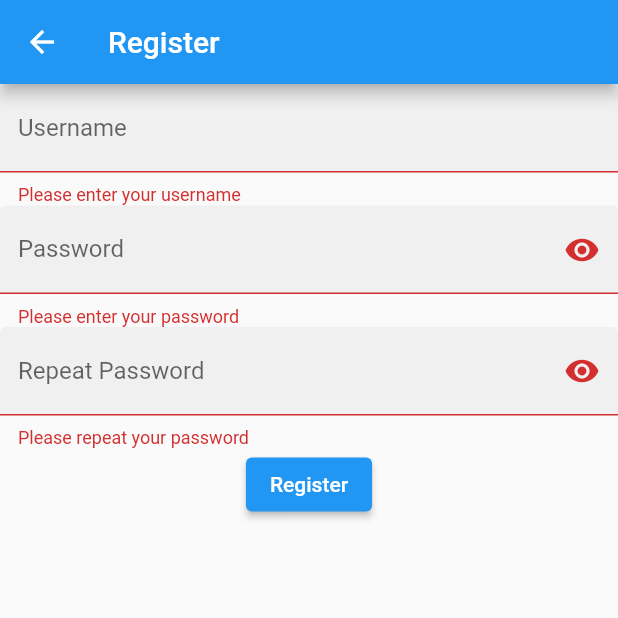
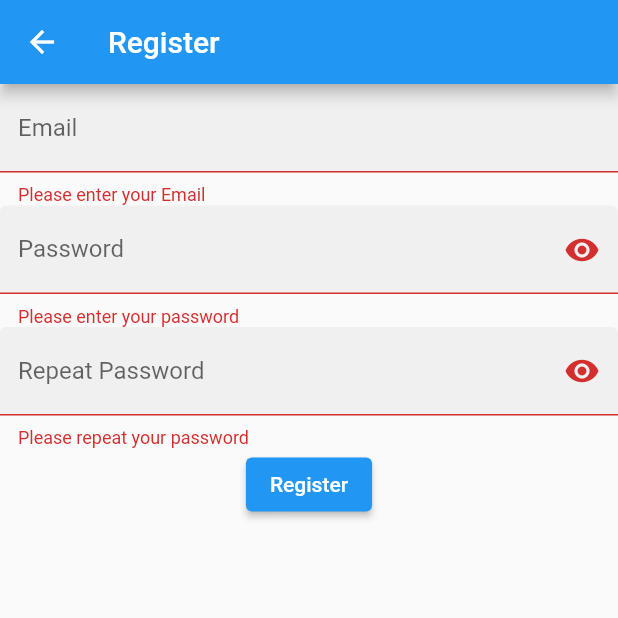
Before and after one commit to Crystalwarrior/test_app, a Flutter app: the RegisterRoute screen opened directly, after a tap on "Register", on a phone screen of 412 x 824 dp, the top half of it. Run offline on Flutter 3.47's test engine with Material 2 defaults, Android fonts, the phone set to English and light mode, and no system bars; our stand-ins replace firebase_auth, firebase_core; accounts and stored records are empty.

Commit message:
Make the Register Screen work!

```diff
--- a/lib/main.dart
+++ b/lib/main.dart
@@ -1,4 +1,5 @@
 import 'package:firebase_core/firebase_core.dart';
+import 'package:firebase_auth/firebase_auth.dart';
 import 'firebase_options.dart';
 import 'package:flutter/material.dart';
 
@@ -7,10 +8,19 @@ void main() async {
   await Firebase.initializeApp(
     options: DefaultFirebaseOptions.currentPlatform,
   );
-  runApp(const MaterialApp(
-    title: 'First App',
-    home: AuthorizationRoute(),
-  ));
+  runApp(const MyApp());
+}
+
+class MyApp extends StatelessWidget {
+  const MyApp({Key? key}) : super(key: key);
+
+  @override
+  Widget build(BuildContext context) {
+    return const MaterialApp(
+      title: 'First App',
+      home: AuthorizationRoute(),
+    );
+  }
 }
 
 class AuthorizationRoute extends StatelessWidget {
@@ -187,6 +197,7 @@ class RegisterFormState extends State<RegisterForm> {
   @override
   Widget build(BuildContext context) {
     String? password;
+    String? email;
     // Build a Form widget using the _formKey created above.
     return Form(
       key: _formKey,
@@ -196,16 +207,19 @@ class RegisterFormState extends State<RegisterForm> {
           TextFormField(
               decoration: const InputDecoration(
                 filled: true,
-                labelText: 'Username',
+                labelText: 'Email',
               ),
               validator: (value) {
                 if (value == null || value.isEmpty) {
-                  return 'Please enter your username';
+                  return 'Please enter your Email';
                 }
                 if (value.length < 3) {
-                  return 'Username is too short (must be at least 3 characters)';
+                  return 'Email is too short (must be at least 3 characters)';
                 }
                 return null;
+              },
+              onChanged: (value) {
+                email = value;
               }),
           TextFormField(
               decoration: InputDecoration(
@@ -261,7 +275,7 @@ class RegisterFormState extends State<RegisterForm> {
                 return null;
               }),
           ElevatedButton(
-            onPressed: () {
+            onPressed: () async {
               var valid = _formKey.currentState!.validate();
               if (!valid) {
                 return;
@@ -269,6 +283,36 @@ class RegisterFormState extends State<RegisterForm> {
               ScaffoldMessenger.of(context).showSnackBar(
                 const SnackBar(content: Text('Registering...')),
               );
+              try {
+                UserCredential userCredential = await FirebaseAuth.instance
+                    .createUserWithEmailAndPassword(
+                        email: email!, password: password!);
+                ScaffoldMessenger.of(context).showSnackBar(
+                  const SnackBar(
+                      content: Text('Success! Welcome to my app.')),
+                );
+              } on FirebaseAuthException catch (e) {
+                if (e.code == 'weak-password') {
+                  ScaffoldMessenger.of(context).showSnackBar(
+                    const SnackBar(
+                        content: Text('The password provided is too weak.')),
+                  );
+                } else if (e.code == 'email-already-in-use') {
+                  ScaffoldMessenger.of(context).showSnackBar(
+                    const SnackBar(
+                        content:
+                            Text('The account already exists for that email.')),
+                  );
+                } else if (e.code == 'invalid-email') {
+                  ScaffoldMessenger.of(context).showSnackBar(
+                    const SnackBar(
+                        content:
+                            Text('That email is invalid.')),
+                  );
+                }
+              } catch (e) {
+                print(e);
+              }
             },
             child: const Text('Register'),
           ),
```
